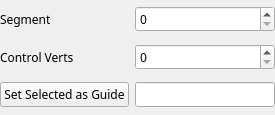
This is ui/chainEP.ui in leixingyu/autoRigger as Qt 5 draws it before an edit. The edited form follows.
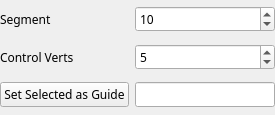
This is the edited form.

Commit message: added default value for ui

The edit to the form file:
```diff
--- a/ui/chainEP.ui
+++ b/ui/chainEP.ui
@@ -35,6 +35,9 @@
          <family>Bahnschrift Light</family>
         </font>
        </property>
+       <property name="value">
+        <number>5</number>
+       </property>
       </widget>
      </item>
      <item row="0" column="0">
@@ -80,6 +83,9 @@
          <family>Bahnschrift Light</family>
         </font>
        </property>
+       <property name="value">
+        <number>10</number>
+       </property>
       </widget>
      </item>
      <item row="2" column="1">
```
Left out of the diff: 2 changed lines with no effect on the pictures. The commit also changes 2 other files.
